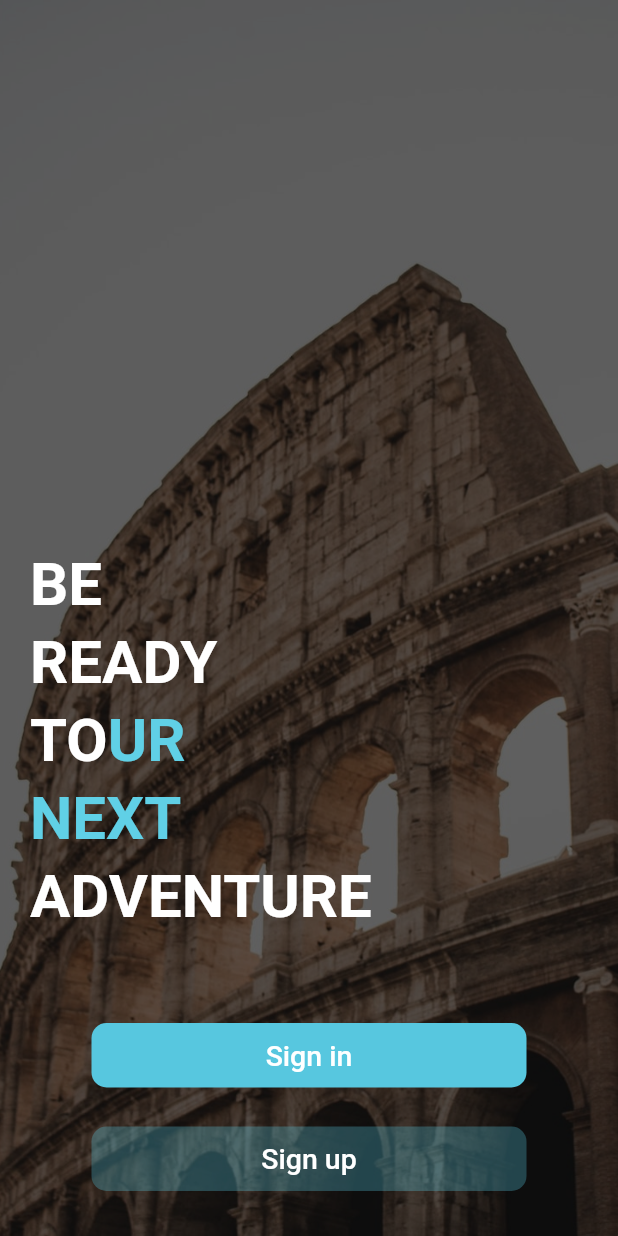
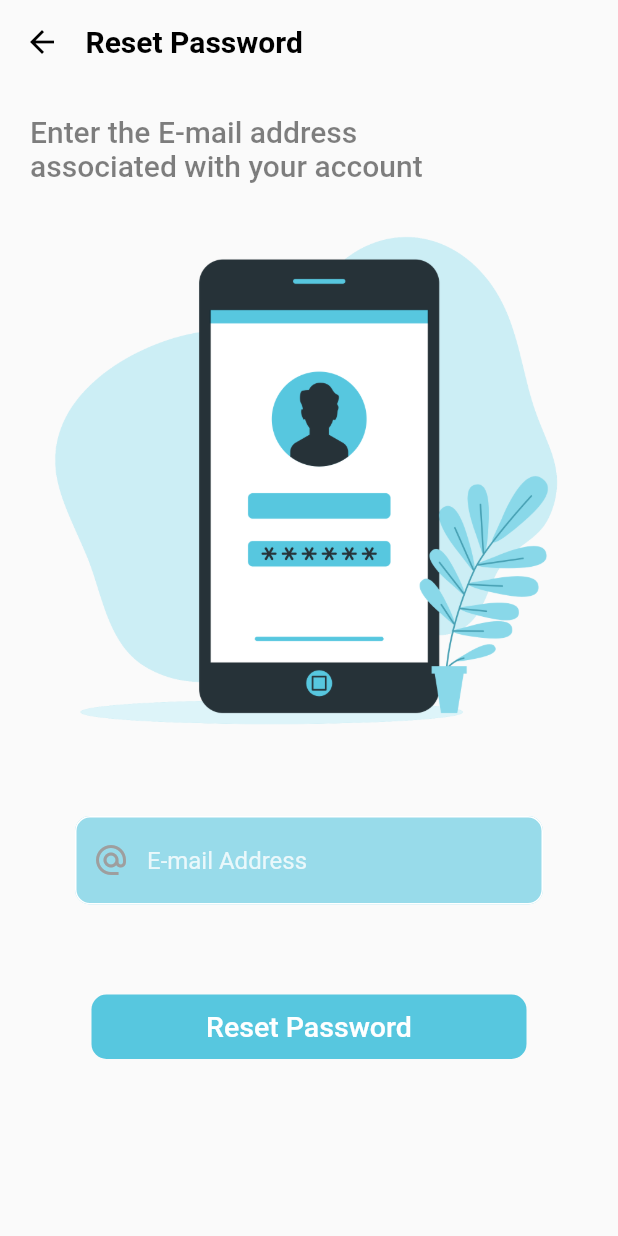
Before and after one commit to teamproject1f/MyTrips, a Flutter app: the screen it shows after launch, on a phone screen of 412 x 824 dp. Run offline on Flutter 3.47's test engine with Material 2 defaults, Android fonts, the phone set to English and light mode, and no system bars; our stand-ins replace bloc, cloud_firestore, firebase_auth, flutter_bloc, fluttertoast, google_fonts and 1 more; accounts and stored records are empty.

Commit message:
reset_password//Hussein

```diff
--- a/lib/main.dart
+++ b/lib/main.dart
@@ -1,5 +1,6 @@
 import 'package:flutter/material.dart';
 import 'package:team1/screens/on_boarding/on_boarding_screen.dart';
+import 'package:team1/screens/password/forget_Password.dart';
 
 void main() {
   runApp(const MyApp());
@@ -13,7 +14,7 @@ class MyApp extends StatelessWidget {
   Widget build(BuildContext context) {
     return const MaterialApp(
       debugShowCheckedModeBanner: false,
-      home: OnBoard(),
+      home: RestPasswordScreen(),
     );
   }
 }
--- /dev/null
+++ b/lib/screens/password/forget_Password.dart
@@ -0,0 +1,143 @@
+import 'package:flutter/material.dart';
+import 'package:flutter/services.dart';
+import 'package:flutter_bloc/flutter_bloc.dart';
+import 'package:google_fonts/google_fonts.dart';
+import 'package:team1/shared/styles/colors.dart';
+import '../../shared/components/components.dart';
+import '../../shared/cubit/restPasswordCubit/rest_password_cubit.dart';
+import '../../shared/cubit/restPasswordCubit/rest_password_state.dart';
+import '../../shared/styles/styles.dart';
+
+class RestPasswordScreen extends StatelessWidget {
+  const RestPasswordScreen({Key? key}) : super(key: key);
+  @override
+  Widget build(BuildContext context) {
+    var loginFormKey = GlobalKey<FormState>();
+    var emailController = TextEditingController();
+    return BlocProvider(
+      create: (context) => ResetPasswordCubit(),
+      child: BlocConsumer<ResetPasswordCubit, ResetPasswordStates>(
+        listener: (context, state) {
+          if (state is ResetPasswordSuccessState) {
+            //  navigateAndFinish(context, const LoginScreen());
+          }
+        },
+        builder: (context, state) {
+          //  var cubit = SocialCubit.get(context);
+          return Scaffold(
+            appBar: AppBar(
+              systemOverlayStyle: const SystemUiOverlayStyle(
+                  statusBarBrightness: Brightness.dark,
+                  statusBarColor: Colors.transparent,
+                  statusBarIconBrightness: Brightness.dark),
+              backgroundColor: Colors.transparent,
+              elevation: 0,
+              leading: IconButton(
+                onPressed: () {
+                  emailController.clear();
+                  pop(context);
+                },
+                icon: const Icon(
+                  Icons.arrow_back,
+                  color: Colors.black,
+                ),
+              ),
+              titleSpacing: 1,
+              title: Text(
+                'Reset Password',
+                style: GoogleFonts.roboto(
+                  textStyle: const TextStyle(
+                    color: Colors.black,
+                    fontSize: 20,
+                    fontWeight: FontWeight.w700,
+                  ),
+                ),
+              ),
+            ),
+            body: Form(
+              key: loginFormKey,
+              child: SingleChildScrollView(
+                child: Column(
+                  crossAxisAlignment: CrossAxisAlignment.start,
+                  children: [
+                    Padding(
+                      padding: const EdgeInsets.only(left: 20,top: 20),
+                      child: Text(
+                        'Enter the E-mail address\nassociated with your account',
+                        style: GoogleFonts.roboto(
+                          fontSize: 20,
+                          fontWeight: FontWeight.w500,
+                          color: Colors.black.withOpacity(0.5),
+                        ),
+                      ),
+                    ),
+
+                    const Image(image: resetPasswordImage),
+                    space(0, 10),
+                    Center(
+                      child: Column(
+                        children: [
+                          Padding(
+                            padding: const EdgeInsets.symmetric(horizontal: 50.0),
+                            child: defaultTextFormField(
+                              color: const Color(0xff57C7DF).withOpacity(0.6),
+                              context: context,
+                              controller: emailController,
+                              keyboardType: TextInputType.emailAddress,
+                              prefix: Icons.alternate_email,
+                              validate: (value) {
+                                if (value!.isEmpty) {
+                                  return 'Enter Your E-mail';
+                                }
+                                return null;
+                              },
+                              hint: 'E-mail Address',
+                            ),
+                          ),
+                          space(0, 60),
+                          state is ResetPasswordLoadingState
+                              ? Center(
+                                  child: Container(
+                                  width: 290,
+                                  height: 43,
+                                  decoration: BoxDecoration(
+                                    borderRadius: BorderRadius.circular(
+                                      10,
+                                    ),
+                                    color: defaultColor,
+                                  ),
+                                  child: Text(
+                                    'Check Your Mail',
+                                    style: GoogleFonts.roboto(
+                                      fontSize: 20,
+                                      fontWeight: FontWeight.w500,
+                                      color: Colors.red,
+                                    ),
+                                  ),
+                                ))
+                              : defaultMaterialButton(
+                                  color: defaultColor,
+                                  text: 'Reset Password',
+                                  function: () {
+                                    if (loginFormKey.currentState!.validate()) {
+                                      ResetPasswordCubit.get(context)
+                                          .resetPassword(
+                                        email: emailController.text,
+                                      );
+                                    }
+                                  },
+                                ),
+
+                        ],
+                      ),
+                    ),
+                  ],
+                ),
+              ),
+            ),
+          );
+        },
+      ),
+    );
+  }
+}
--- a/lib/shared/components/components.dart
+++ b/lib/shared/components/components.dart
@@ -26,7 +26,6 @@ Widget defaultMaterialButton({
       color: color,
       ),
       child: MaterialButton(
-
         clipBehavior : Clip.antiAliasWithSaveLayer,
         height: 22,
         minWidth: 59,
@@ -56,6 +55,8 @@ PreferredSizeWidget defaultAppBar ()=> AppBar(
 );
 
 Widget defaultTextFormField({
+  FocusNode? focusNode,
+  Color? color,
  required BuildContext context,
   required TextEditingController controller,
   required TextInputType keyboardType,
@@ -70,12 +71,9 @@ Widget defaultTextFormField({
   IconData? suffix,
   IconData? prefix,
   Function? suffixPressed,  TextStyle? style,}) {
-  return Container(
-    width: 290,
-    height: 50,
-    padding: EdgeInsets.zero,
-    margin: EdgeInsets.zero,
-    child: TextFormField(
+  return TextFormField(
+    focusNode: focusNode,
+  //  textAlignVertical: TextAlignVertical.center,
       style: GoogleFonts.roboto(
         fontStyle: FontStyle.normal,
         color:  Colors.white.withOpacity(0.8),
@@ -94,7 +92,7 @@ Widget defaultTextFormField({
       keyboardType: keyboardType,
       autofocus: false,
       decoration: InputDecoration(
-          fillColor: const Color(0xffFFFFFF).withOpacity(0.32),
+        fillColor: color,
         filled: true,
         prefixIcon: Icon(
           prefix,
@@ -116,11 +114,14 @@ Widget defaultTextFormField({
           ),
           borderSide: BorderSide(
            color:  Colors.white,
+
           ),
         ),
+
         hintText: hint,
         hintStyle:  TextStyle(
           color:  Colors.white.withOpacity(0.8),
+          height: 1,
         ),
         enabledBorder:  const OutlineInputBorder(
           borderRadius: BorderRadius.all(
@@ -144,7 +145,6 @@ Widget defaultTextFormField({
           ),
           borderSide: BorderSide(
             color: Colors.red,
-            ),
           ),
         ),
       ),
--- a/lib/shared/styles/styles.dart
+++ b/lib/shared/styles/styles.dart
@@ -5,3 +5,4 @@ const onBoardImage = AssetImage("assets/images/onBoard.png");
 const signINImage = AssetImage("assets/images/signIN.png");
 const signUPImage = AssetImage("assets/images/signUP.png");
 const profileImage = AssetImage("assets/images/profile.png");
+const resetPasswordImage = AssetImage("assets/images/reset_password.png");
```
Also changed, not shown: lib/screens/password/change_password.dart (added, +173 -0 lines), lib/shared/cubit/EmailVerification/email_verification_cubit.dart (added, +46 -0 lines), lib/shared/cubit/EmailVerification/email_verification_state.dart (added, +20 -0 lines), lib/shared/cubit/change_password_cubit/change_password_cubit.dart (added, +39 -0 lines), lib/shared/cubit/change_password_cubit/change_password_state.dart (added, +12 -0 lines), assets/images/reset_password.png (added). Lines whose indentation alone changed are shown as unchanged.
